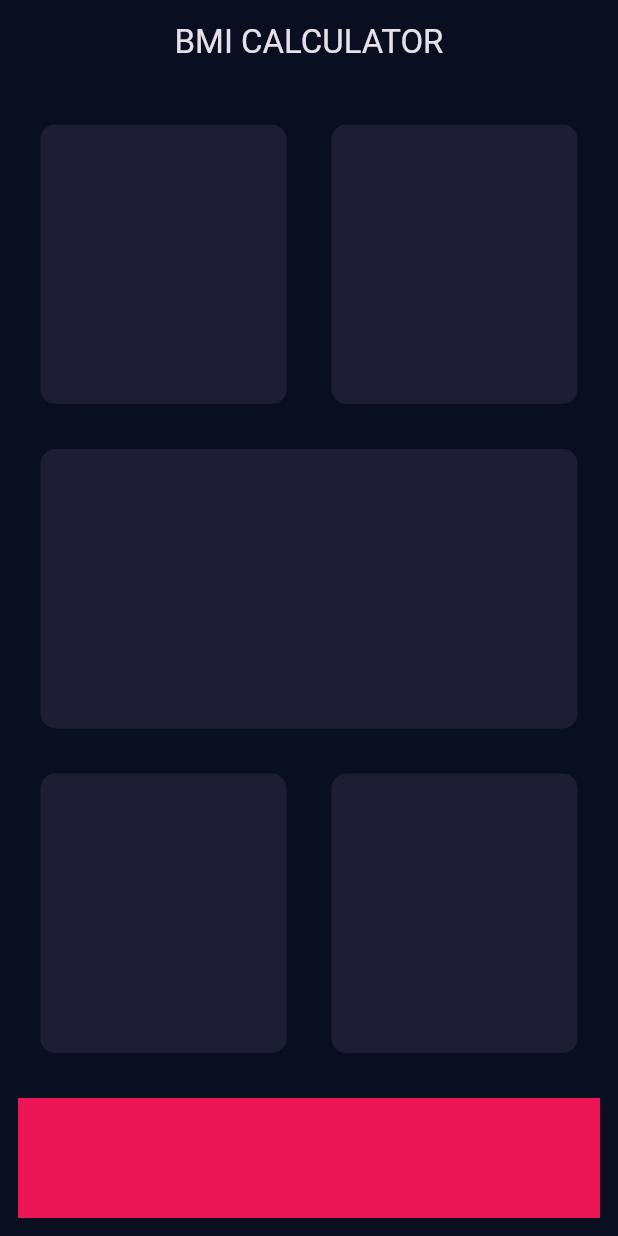
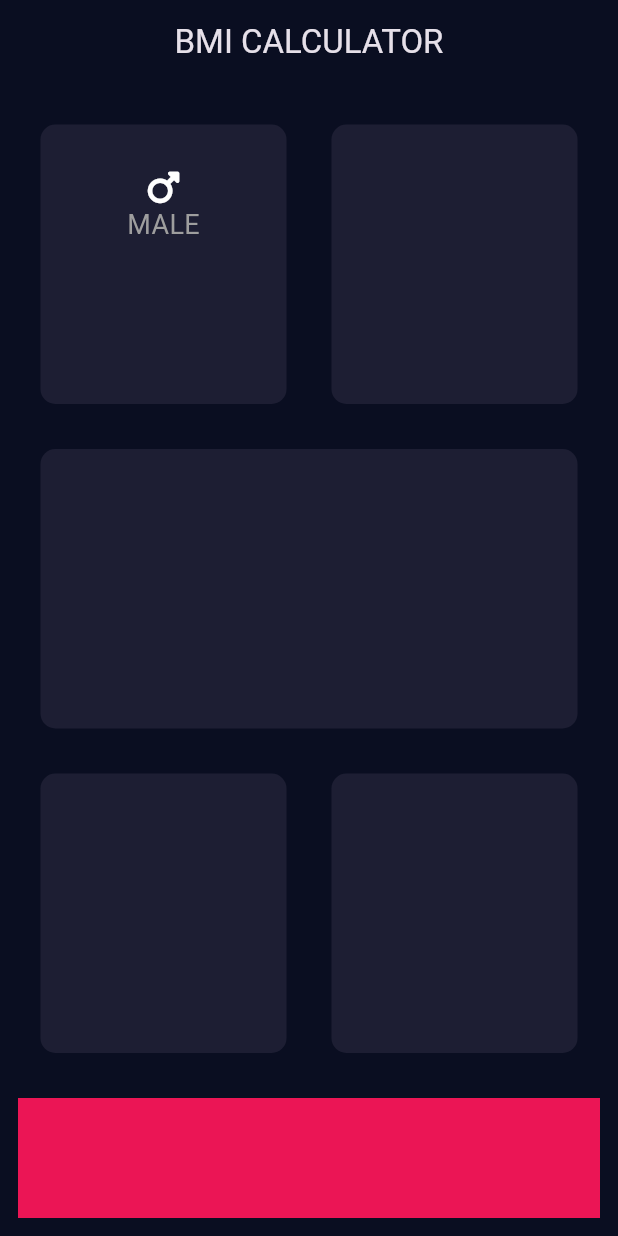
Before and after one commit to avibega23/bmicalculator, a Flutter app: the screen it shows after launch, on a phone screen of 412 x 824 dp. Run offline on Flutter 3.47's test engine with Material 3 defaults, Android fonts, the phone set to English and light mode, and no system bars; our stand-ins replace font_awesome_flutter.

Commit message:
did some layout work today

```diff
--- a/lib/input_page.dart
+++ b/lib/input_page.dart
@@ -1,4 +1,5 @@
 import 'package:flutter/material.dart';
+import 'package:font_awesome_flutter/font_awesome_flutter.dart';
 
 const bottomContainerColor = Color(0xFFEB1555);
 const bottomContainerHeight = 80.00;
@@ -18,33 +19,55 @@ class _InputPageState extends State<InputPage> {
         title: const Text('BMI CALCULATOR'),
         centerTitle: true,
       ),
-      body:  Padding(
+      body: Padding(
         padding: const EdgeInsets.all(12),
         child: Column(
           children: [
-            const Expanded(
+            Expanded(
               child: Row(
                 children: [
                   Expanded(
-                    child: ReusableCard(colour: activeCardColor,),
+                    child: ReusableCard(
+                      colour: activeCardColor,
+                      cardChild: Column(
+                        children: [
+                          Container(
+                            margin: const EdgeInsets.only(top: 30),
+                            child: const Icon(FontAwesomeIcons.mars),
+                            ),
+                          const Text(
+                            "MALE",
+                            style: TextStyle(color: Colors.grey,fontSize: 18),
+                          ),
+                        ],
+                      ),
+                    ),
                   ),
                   Expanded(
-                    child: ReusableCard(colour: activeCardColor,),
+                    child: ReusableCard(
+                      colour: activeCardColor,
+                    ),
                   ),
                 ],
               ),
             ),
             const Expanded(
-              child: ReusableCard(colour: activeCardColor,),
+              child: ReusableCard(
+                colour: activeCardColor,
+              ),
             ),
             const Expanded(
               child: Row(
                 children: [
                   Expanded(
-                    child: ReusableCard(colour: activeCardColor,),
+                    child: ReusableCard(
+                      colour: activeCardColor,
+                    ),
                   ),
                   Expanded(
-                    child: ReusableCard(colour: activeCardColor,),
+                    child: ReusableCard(
+                      colour: activeCardColor,
+                    ),
                   ),
                 ],
               ),
@@ -63,10 +86,10 @@ class _InputPageState extends State<InputPage> {
 }
 
 class ReusableCard extends StatelessWidget {
-
-  const ReusableCard({super.key, required this.colour});
+  const ReusableCard({super.key, required this.colour, this.cardChild});
 
   final Color colour;
+  final Widget? cardChild;
 
   @override
   Widget build(BuildContext context) {
@@ -76,6 +99,7 @@ class ReusableCard extends StatelessWidget {
         color: colour,
         borderRadius: BorderRadius.circular(10),
       ),
+      child: cardChild,
     );
   }
 }
--- a/pubspec.yaml
+++ b/pubspec.yaml
@@ -35,6 +35,7 @@ dependencies:
   # The following adds the Cupertino Icons font to your application.
   # Use with the CupertinoIcons class for iOS style icons.
   cupertino_icons: ^1.0.8
+  font_awesome_flutter: ^10.8.0
 
 dev_dependencies:
   flutter_test:
```
Also changed, not shown: pubspec.lock.
